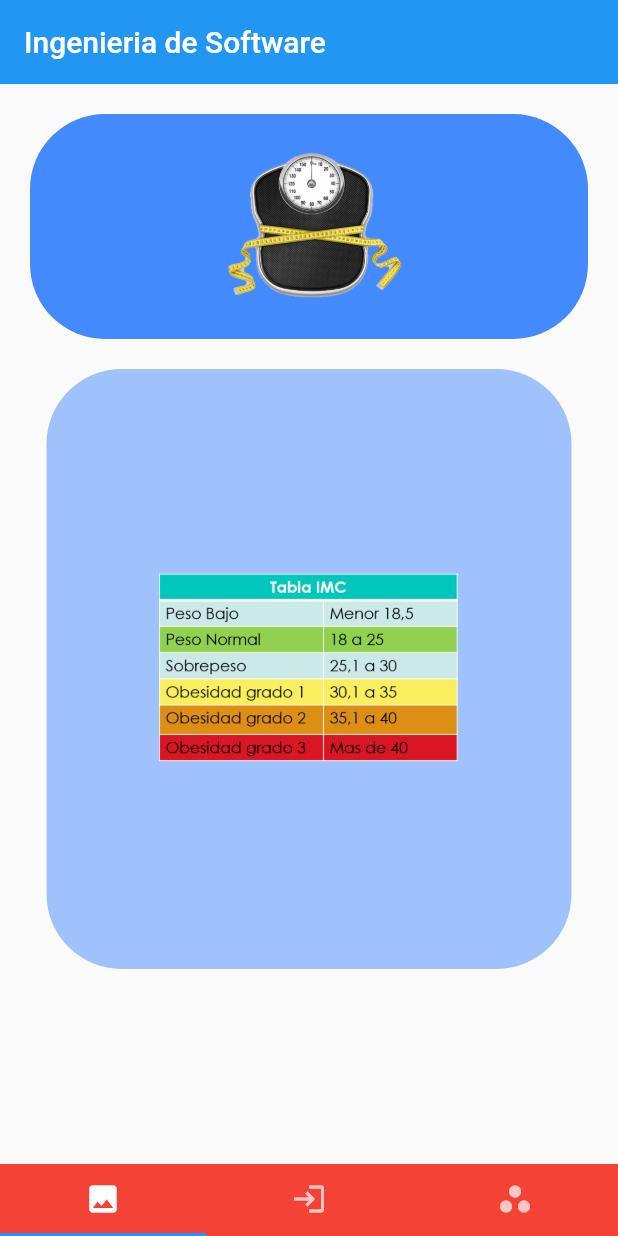
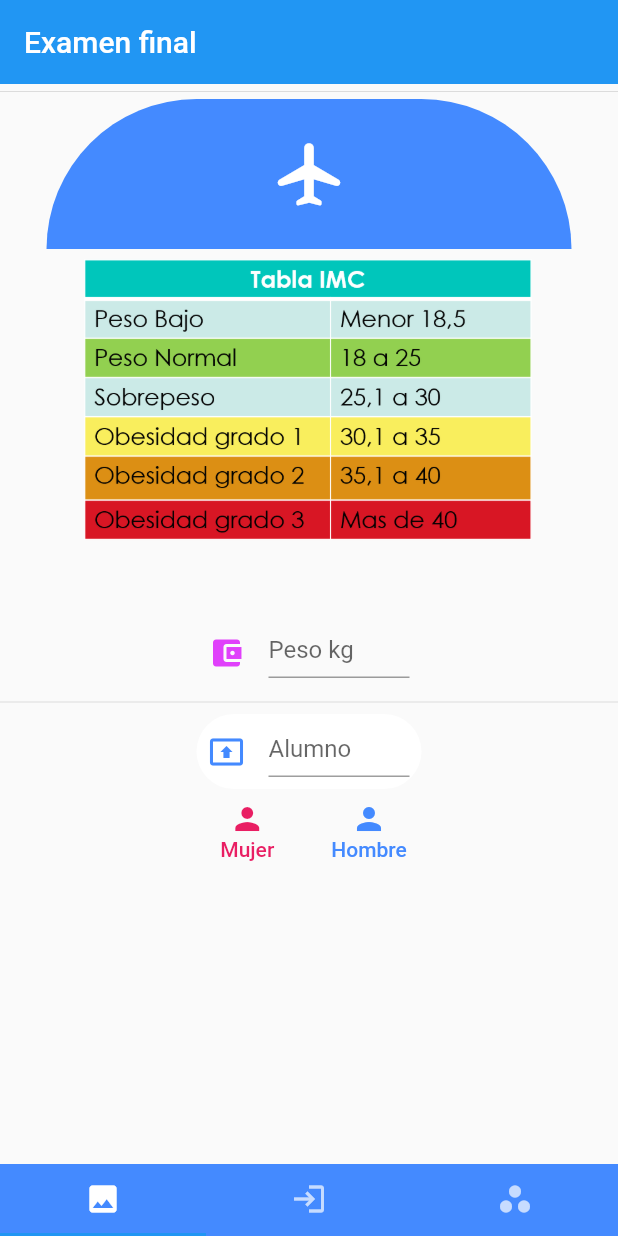
Before and after one commit to alex9044/flutter_facul, a Flutter app: the screen it shows after launch, on a phone screen of 412 x 824 dp. Run offline on Flutter 3.47's test engine with Material 2 defaults, Android fonts, the phone set to English and light mode, and no system bars.

Commit message:
Segunda oportunidad

```diff
--- /dev/null
+++ b/lib/src/pantallas/pantalla1.dart
@@ -0,0 +1,101 @@
+import 'package:flutter/material.dart';
+
+class Pantalla1 extends StatelessWidget {
+  @override
+  Widget build(BuildContext context) {
+    return Column(
+      children: <Widget>[
+        Divider(
+          height: 10,
+        ),
+        Container(
+            width: 350,
+            height: 100,
+            child: Align(
+                alignment: Alignment.center,
+                child: Icon(
+                  Icons.airplanemode_on_rounded,
+                  color: Colors.white,
+                  size: 50,
+                )),
+            decoration: BoxDecoration(
+                color: Colors.blueAccent,
+                borderRadius: BorderRadius.only(
+                    topLeft: Radius.circular(100),
+                    topRight: Radius.circular(100)))),
+        Container(
+          padding: EdgeInsets.all(2.0),
+          child: Stack(
+            children: [
+              Align(
+                child: Image(
+                  width: 300.0,
+                  height: 200.0,
+                  image: AssetImage('images/imcx.png'),
+                ),
+              )
+            ],
+          ),
+        ),
+        Container(
+            padding: EdgeInsets.only(top: 40),
+            child: Column(children: [
+              Container(
+                width: 150,
+                height: 50,
+                padding: EdgeInsets.all(8.0),
+                decoration: BoxDecoration(
+                    borderRadius: BorderRadius.all(Radius.circular(50))),
+                child: TextFormField(
+                  decoration: InputDecoration(
+                    hintText: 'Peso kg',
+                    icon: Icon(Icons.account_balance_wallet,
+                        color: Colors.purpleAccent),
+                  ),
+                  keyboardType: TextInputType.number,
+                ),
+              ),
+              Divider(),
+              Container(
+                width: 150,
+                height: 50,
+                padding: EdgeInsets.all(8.0),
+                decoration: BoxDecoration(
+                  borderRadius: BorderRadius.all(Radius.circular(50)),
+                  color: Colors.white,
+                ),
+                child: TextFormField(
+                  decoration: InputDecoration(
+                    hintText: 'Alumno',
+                    icon: Icon(Icons.present_to_all, color: Colors.blueAccent),
+                  ),
+                  keyboardType: TextInputType.number,
+                ),
+              )
+            ])),
+        Row(
+          mainAxisAlignment: MainAxisAlignment.center,
+          children: [
+            TextButton(
+                onPressed: () {},
+                child: Column(
+                  children: [
+                    Icon(Icons.person, color: Colors.pink),
+                    Text('Mujer', style: TextStyle(color: Colors.pink))
+                  ],
+                )),
+            VerticalDivider(),
+            TextButton(
+                onPressed: () {},
+                child: Column(
+                  children: [
+                    Icon(Icons.person, color: Colors.blueAccent),
+                    Text('Hombre', style: TextStyle(color: Colors.blueAccent))
+                  ],
+                )),
+          ],
+        ),
+      ],
+    );
+  }
+}
--- a/lib/src/screens/pantalla1.dart
+++ /dev/null
@@ -1,39 +0,0 @@
-import 'package:flutter/material.dart';
-
-class Pantalla1 extends StatelessWidget {
-  @override
-  Widget build(BuildContext context) {
-    return Column(
-      children: <Widget>[
-        Padding(
-            padding: EdgeInsets.all(20),
-            child: Container(
-                child: Align(
-                  alignment: Alignment.center,
-                  child: Image(
-                    width: 200.0,
-                    height: 150,
-                    image: AssetImage('images/scale.png'),
-                  ),
-                ),
-                decoration: BoxDecoration(
-                    color: Colors.blueAccent,
-                    borderRadius: BorderRadius.all(Radius.circular(50))))),
-        Container(
-            width: 350,
-            height: 400,
-            child: Align(
-              alignment: Alignment.center,
-              child: Image(
-                width: 200.0,
-                height: 150,
-                image: AssetImage('images/imcx.png'),
-              ),
-            ),
-            decoration: BoxDecoration(
-                color: Colors.blueAccent.withOpacity(0.5),
-                borderRadius: BorderRadius.all(Radius.circular(50))))
-      ],
-    );
-  }
-}
--- a/lib/src/tabs.dart
+++ b/lib/src/tabs.dart
@@ -1,7 +1,7 @@
 import 'package:flutter/material.dart';
-import 'package:flutter_application/src/screens/pantalla1.dart';
-import 'package:flutter_application/src/screens/pantalla2.dart';
-import 'package:flutter_application/src/screens/pantalla3.dart';
+import 'package:flutter_application/src/pantallas/pantalla1.dart';
+import 'package:flutter_application/src/pantallas/pantalla2.dart';
+import 'package:flutter_application/src/pantallas/pantalla3.dart';
 
 class Mytabs extends StatefulWidget {
   @override
@@ -16,11 +16,11 @@ class _MytabsState extends State<Mytabs> {
         child: Scaffold(
           appBar: AppBar(
             elevation: 0,
-            title: Text("Ingenieria de Software"),
+            title: Text("Examen final"),
           ),
           body: TabBarView(children: [Pantalla1(), Pantalla2(), Pantalla3()]),
           bottomNavigationBar: Material(
-            color: Colors.red,
+            color: Colors.blueAccent,
             child: TabBar(tabs: [
               Tab(icon: Icon(Icons.image)),
               Tab(icon: Icon(Icons.login)),
```
Also changed, not shown: lib/src/pantallas/pantalla2.dart (renamed from lib/src/screens/pantalla2.dart), lib/src/pantallas/pantalla3.dart (renamed from lib/src/screens/pantalla3.dart).
